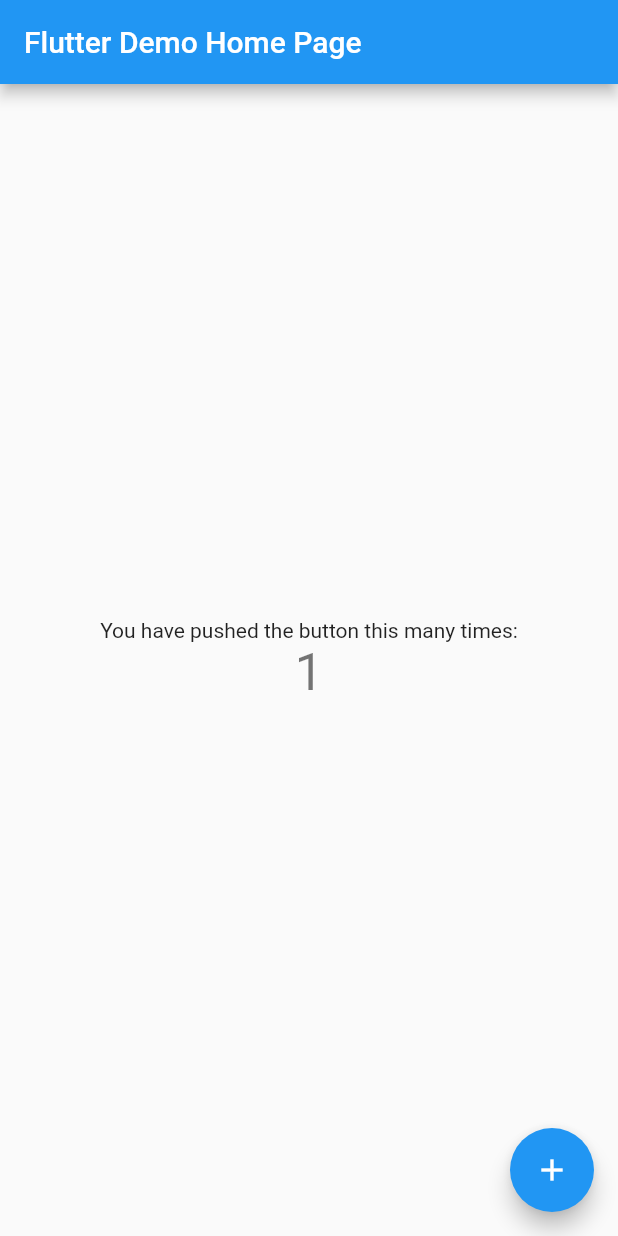
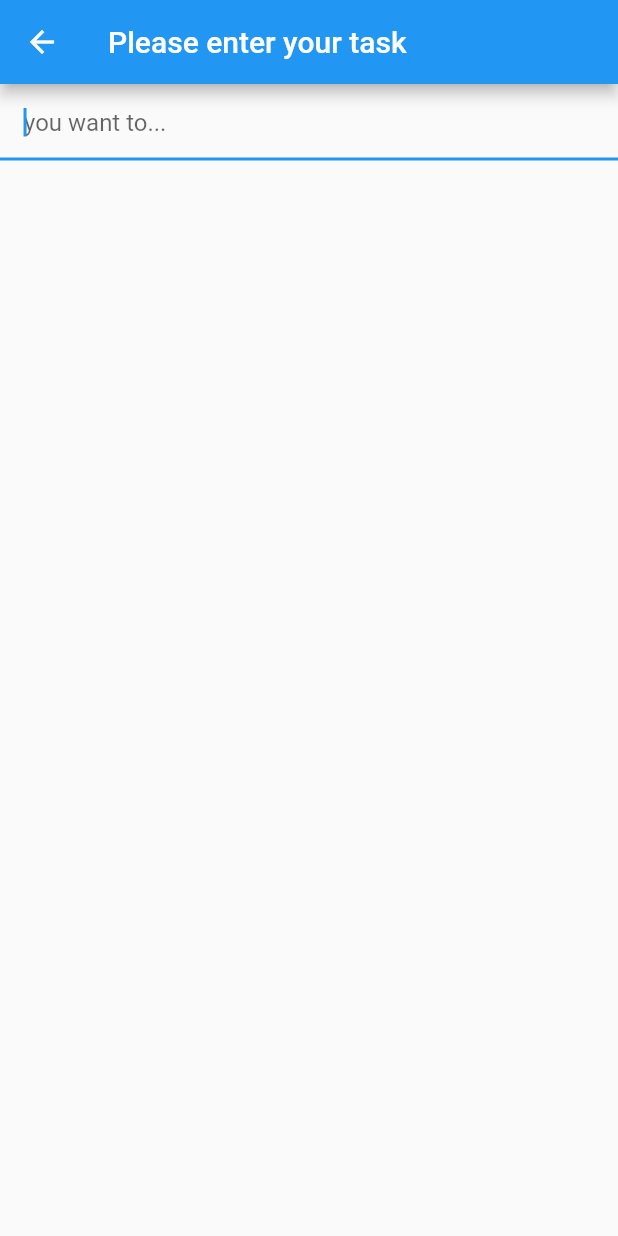
Before and after one commit to Danny1379/Flutter_todo_list, a Flutter app: the screen it shows after launch, after a tap on the "add" icon, on a phone screen of 412 x 824 dp. Run offline on Flutter 3.47's test engine with Material 2 defaults, Android fonts, the phone set to English and light mode, and no system bars.

Commit message:
basic todo list based on medium tutorial

```diff
--- a/lib/main.dart
+++ b/lib/main.dart
@@ -1,105 +1,118 @@
+// Import MaterialApp and other widgets which we can use to quickly create a material app
 import 'package:flutter/material.dart';
 
-void main() {
-  runApp(MyApp());
-}
+void main() => runApp(new TodoApp());
 
-class MyApp extends StatelessWidget {
-  // This widget is the root of your application.
+class TodoApp extends StatelessWidget {
   @override
   Widget build(BuildContext context) {
-    return MaterialApp(
-      title: 'Flutter Demo',
-      home: MyHomePage(title: 'Flutter Demo Home Page'),
+    return new MaterialApp(
+      title: 'Todo List',
+      home: new TodoList()
     );
   }
 }
 
-// class list extends StatefulWidget{
-//   list({})
-// }
-
-class MyHomePage extends StatefulWidget {
-  MyHomePage({Key key, this.title}) : super(key: key);
-
-  // This widget is the home page of your application. It is stateful, meaning
-  // that it has a State object (defined below) that contains fields that affect
-  // how it looks.
-
-  // This class is the configuration for the state. It holds the values (in this
-  // case the title) provided by the parent (in this case the App widget) and
-  // used by the build method of the State. Fields in a Widget subclass are
-  // always marked "final".
-
-  final String title;
-
+class TodoList extends StatefulWidget {
   @override
-  _MyHomePageState createState() => _MyHomePageState();
+  createState() => new TodoListState();
 }
 
-class _MyHomePageState extends State<MyHomePage> {
-  int _counter = 0;
+class TodoListState extends State<TodoList> {
+  List<String> _listItems = [] ;
 
-  void _incrementCounter() {
-    setState(() {
-      // This call to setState tells the Flutter framework that something has
-      // changed in this State, which causes it to rerun the build method below
-      // so that the display can reflect the updated values. If we changed
-      // _counter without calling setState(), then the build method would not be
-      // called again, and so nothing would appear to happen.
-      _counter++;
-    });
+
+  void _addNewItem(String task){
+    if(task.length > 0){
+      setState(() => _listItems.add(task));
+    }
   }
 
+
+  void _removeTodoItem(int index){
+    setState(() => _listItems.removeAt(index)) ;
+  }
+
+
+  void _promptRemoveTodoItem(int index){
+    showDialog(
+      context: context ,
+      builder: (BuildContext context){
+        return new AlertDialog(
+          title : new Text("Do you want to remove '${_listItems[index]}'?"),
+          actions: <Widget>[
+            new FlatButton(
+              child: new Text('No'),
+              onPressed: () => Navigator.of(context).pop(),
+            ),
+            new FlatButton(
+              child: new Text('Yes'),
+              onPressed: () {
+                _removeTodoItem(index);
+                Navigator.of(context).pop() ;
+              }
+            )
+          ]
+        );
+      }
+    );
+  }
+  Widget _buildTodoList(){
+    return new ListView.builder(
+      // ignore: missing_return
+      itemBuilder: (context , index){
+        if(index < _listItems.length){
+          return _buildTodoItem(_listItems[index],index);
+        }
+      },
+    );
+  }
+
+  void _pushAddTodoScreen(){
+    Navigator.of(context).push(
+      new MaterialPageRoute(
+        builder: (context) {
+          return new Scaffold(
+            appBar: new AppBar(
+              title: new Text('Please enter your task'),
+            ),
+            body: new TextField(
+              autofocus: true,
+              autocorrect: true,
+              onSubmitted: (task){
+                _addNewItem(task) ;
+                Navigator.of(context).pop();
+              },
+              decoration: new InputDecoration(
+                hintText: "you want to..." ,
+                contentPadding: const EdgeInsets.all(16.0)
+              ),
+            ),
+          );
+        }
+      )
+    );
+  }
+  Widget _buildTodoItem(String todoText,int index){
+    return new ListTile(
+      title: new Text(todoText),
+      onTap: () => _promptRemoveTodoItem(index)
+    );
+  }
   @override
   Widget build(BuildContext context) {
-    // This method is rerun every time setState is called, for instance as done
-    // by the _incrementCounter method above.
-    //
-    // The Flutter framework has been optimized to make rerunning build methods
-    // fast, so that you can just rebuild anything that needs updating rather
-    // than having to individually change instances of widgets.
-    return Scaffold(
-      appBar: AppBar(
-        // Here we take the value from the MyHomePage object that was created by
-        // the App.build method, and use it to set our appbar title.
-        title: Text(widget.title),
+    return new Scaffold(
+      backgroundColor: Color(0xFFF6EDDC),
+        appBar: new AppBar(
+          backgroundColor:  Color(0xFF745E4D),
+            title: new Text('Todo List')
+        ),
+      body: _buildTodoList(),
+      floatingActionButton: new FloatingActionButton(
+        onPressed: _pushAddTodoScreen,
+        tooltip: "new task" ,
+        child: new Icon(Icons.add),
       ),
-      body: Center(
-        // Center is a layout widget. It takes a single child and positions it
-        // in the middle of the parent.
-        child: Column(
-          // Column is also a layout widget. It takes a list of children and
-          // arranges them vertically. By default, it sizes itself to fit its
-          // children horizontally, and tries to be as tall as its parent.
-          //
-          // Invoke "debug painting" (press "p" in the console, choose the
-          // "Toggle Debug Paint" action from the Flutter Inspector in Android
-          // Studio, or the "Toggle Debug Paint" command in Visual Studio Code)
-          // to see the wireframe for each widget.
-          //
-          // Column has various properties to control how it sizes itself and
-          // how it positions its children. Here we use mainAxisAlignment to
-          // center the children vertically; the main axis here is the vertical
-          // axis because Columns are vertical (the cross axis would be
-          // horizontal).
-          mainAxisAlignment: MainAxisAlignment.center,
-          children: <Widget>[
-            Text(
-              'You have pushed the button this many times:',
-            ),
-            Text(
-              '$_counter',
-              style: Theme.of(context).textTheme.headline4,
-            ),
-          ],
-        ),
-      ),
-      floatingActionButton: FloatingActionButton(
-        onPressed: _incrementCounter,
-        tooltip: 'Increment',
-        child: Icon(Icons.add),
-      ), // This trailing comma makes auto-formatting nicer for build methods.
     );
   }
 }
```
Also changed, not shown: 1 other file.
